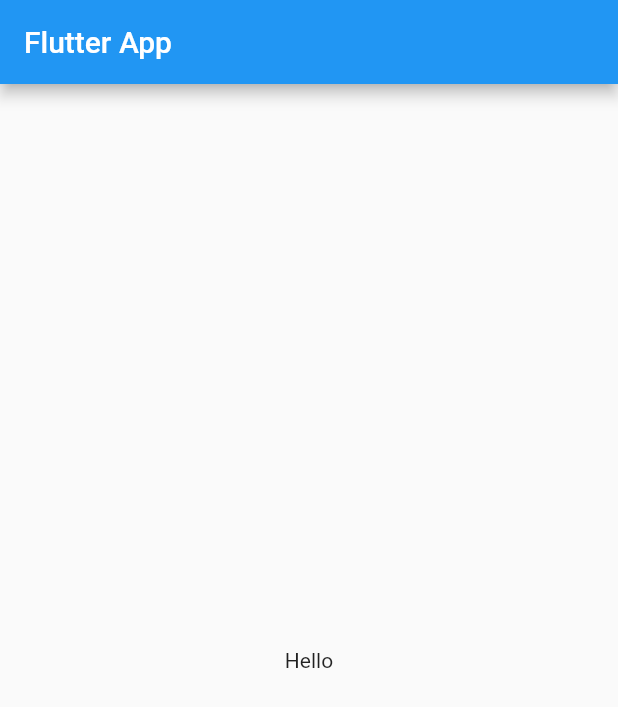
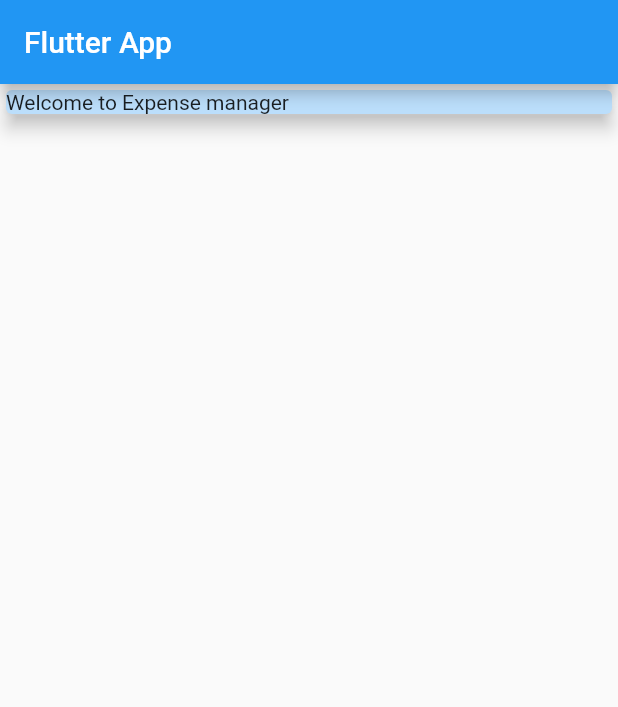
Before and after one commit to zohaib304/expense_manager, a Flutter app: the screen it shows after launch, on a phone screen of 412 x 824 dp. Shown: the top 707 px of the screen. Run offline on Flutter 3.47's test engine with Material 2 defaults, Android fonts, the phone set to English and light mode, and no system bars.

Commit message:
Combining widgets

```diff
--- a/lib/main.dart
+++ b/lib/main.dart
@@ -6,6 +6,7 @@ class MyApp extends StatelessWidget {
   @override
   Widget build(BuildContext context) {
     return MaterialApp(
+      debugShowCheckedModeBanner: false,
       home: MyHomePage(),
     );
   }
@@ -16,9 +17,16 @@ class MyHomePage extends StatelessWidget {
   Widget build(BuildContext context) {
     return Scaffold(
       appBar: AppBar(title: Text("Flutter App")),
-      body: Center(
-        child: Text("Hello"),
-      ),
+      body: Column(children: <Widget>[
+        Container(
+          width: double.infinity,
+          child: Card(
+            color: Colors.blue[100],
+            child: Text("Welcome to Expense manager"),
+            elevation: 5,
+          ),
+        )
+      ],)
     );
   }
 }
```
